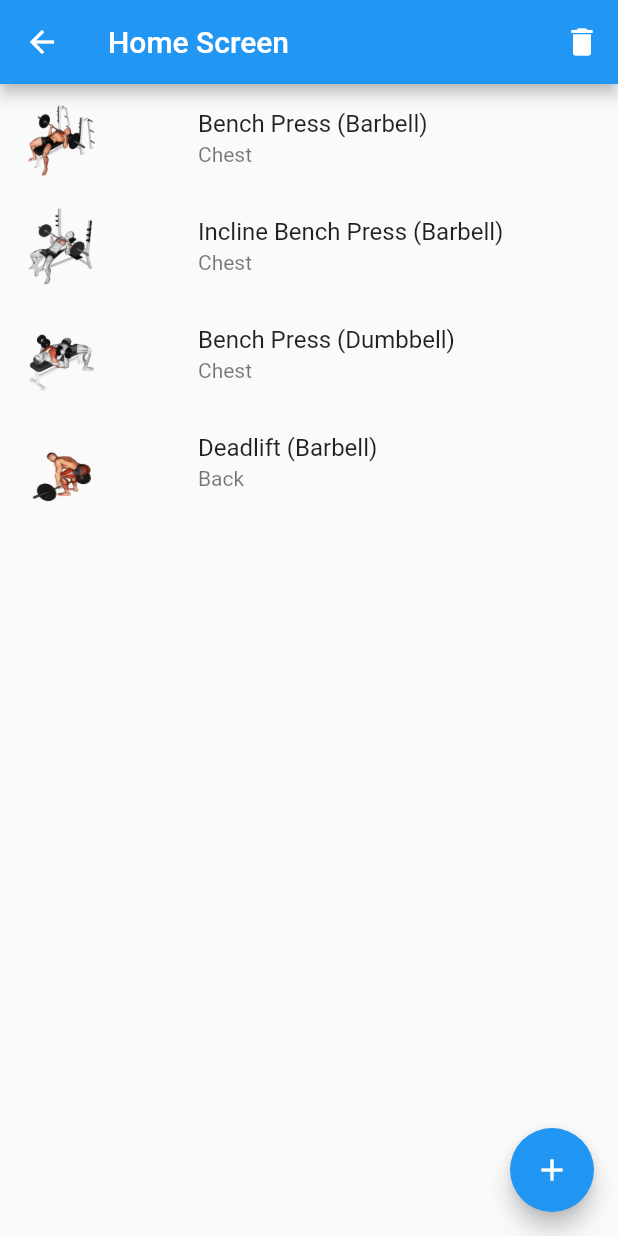
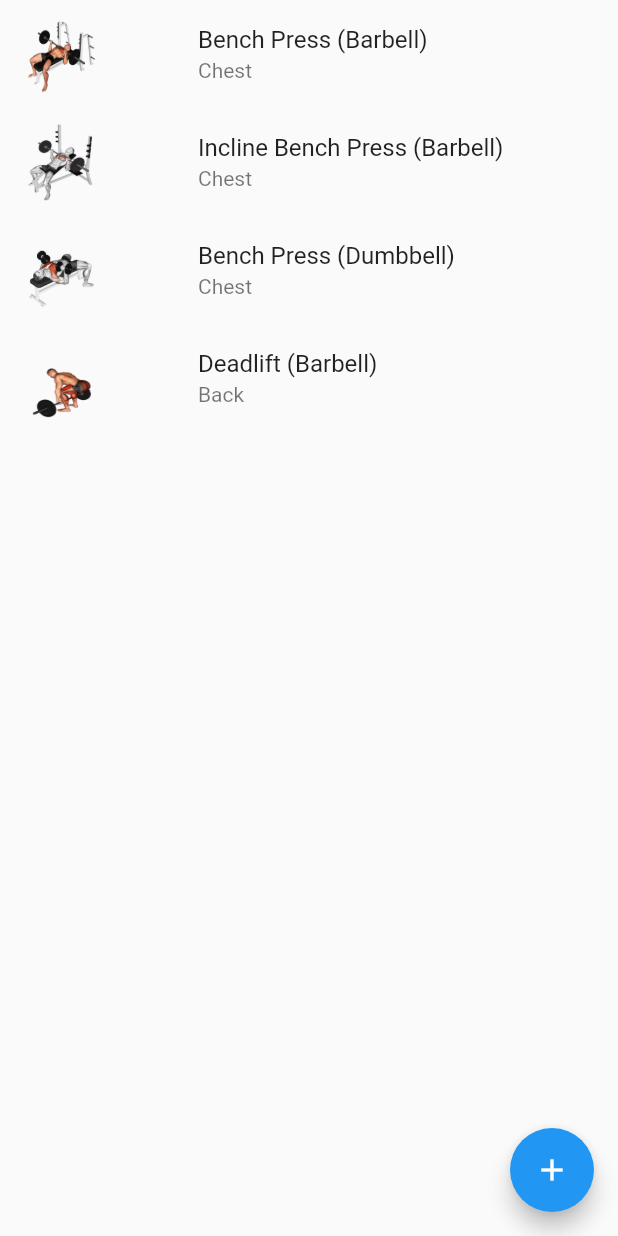
Before and after one commit to wahpiangle/FitTrack, a Flutter app: the Home screen opened directly, on a phone screen of 412 x 824 dp. Run offline on Flutter 3.47's test engine with Material 2 defaults, Android fonts, the phone set to English and light mode, and no system bars; our stand-ins replace firebase_auth, firebase_core, flutter_dotenv, google_sign_in, image_picker, objectbox and 1 more; missing offline and left inert: magic_text; accounts and stored records are empty; generated files the repository leaves out were written again.

Commit message:
removed app bar from pages

```diff
--- a/lib/pages/auth_wrapper.dart
+++ b/lib/pages/auth_wrapper.dart
@@ -13,7 +13,7 @@ class Wrapper extends StatelessWidget {
     final user = Provider.of<User?>(context);
     if (user == null) {
       // TODO set this to the login screen during production
-      return WorkoutScreen();
+      return PageLayout();
     } else {
       return WorkoutScreen();
     }
--- a/lib/pages/exercise/exercise_list.dart
+++ b/lib/pages/exercise/exercise_list.dart
@@ -87,11 +87,6 @@ class ExerciseListScreenState extends State<ExerciseListScreen> {
   Widget build(BuildContext context) {
     final user = Provider.of<User?>(context);
     return Scaffold(
-      appBar: TopNavBar(
-        title: 'Exercise List',
-        user: user,
-
-      ),
       body: StreamBuilder(
         stream: streamExercises,
         builder: (context, snapshot) {
--- a/lib/pages/home.dart
+++ b/lib/pages/home.dart
@@ -22,15 +22,6 @@ class _HomeState extends State<Home> {
   @override
   Widget build(BuildContext context) {
     return Scaffold(
-        appBar: AppBar(
-          title: const Text('Home Screen'),
-          actions: [
-            IconButton(
-              onPressed: () {},
-              icon: const Icon(Icons.delete),
-            )
-          ],
-        ),
         body: StreamBuilder(
           stream: streamExercises,
           builder: (context, snapshot) {
--- a/lib/pages/settings_screen.dart
+++ b/lib/pages/settings_screen.dart
@@ -67,11 +67,6 @@ class _SettingsScreenState extends State<SettingsScreen> {
     final user = Provider.of<User?>(context);
 
     return Scaffold(
-      appBar: TopNavBar(
-        title: 'Settings',
-        user: user,
-
-      ),
       body: SingleChildScrollView(
         child: Stack(
           children: [
--- a/lib/pages/workout/workout_screen.dart
+++ b/lib/pages/workout/workout_screen.dart
@@ -19,7 +19,6 @@ class _WorkoutScreenState extends State<WorkoutScreen> {
     final user = Provider.of<User?>(context);
 
     return Scaffold(
-        appBar: TopNavBar(title: 'Home', user: user),
         body: SingleChildScrollView(
           child: Container(
             padding: const EdgeInsets.all(20),
```
